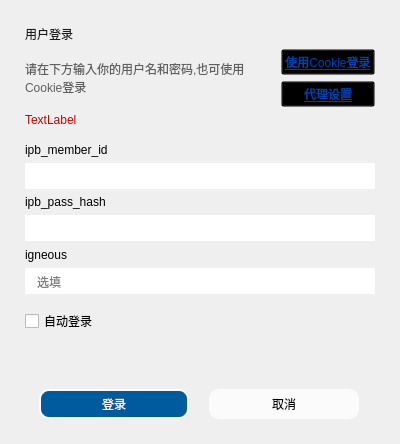
This is ui/ui_login.ui in tonquer/ehentai-qt as Qt 5 draws it before an edit. The edited form follows.
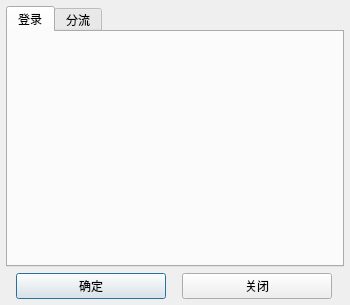
This is the edited form. The open tabs and pages were chosen to show the change. Custom widgets are drawn as their Qt base class.

```diff
--- a/ui/ui_login.ui
+++ b/ui/ui_login.ui
@@ -6,300 +6,121 @@
    <rect>
     <x>0</x>
     <y>0</y>
-    <width>400</width>
-    <height>444</height>
+    <width>350</width>
+    <height>305</height>
    </rect>
   </property>
+  <property name="minimumSize">
+   <size>
+    <width>350</width>
+    <height>0</height>
+   </size>
+  </property>
   <property name="maximumSize">
    <size>
-    <width>400</width>
-    <height>599</height>
+    <width>500</width>
+    <height>16777215</height>
    </size>
   </property>
   <property name="windowTitle">
    <string>Dialog</string>
   </property>
-  <property name="styleSheet">
-   <string notr="true">
-QDialog#Login
-{
-	border-radius: 5px
-}
-QLineEdit {
-    border: none;
-    padding: 5px 2px 5px 10px;
-}
-</string>
-  </property>
   <layout class="QVBoxLayout" name="verticalLayout_2">
    <property name="leftMargin">
-    <number>0</number>
+    <number>6</number>
    </property>
    <property name="topMargin">
-    <number>0</number>
+    <number>6</number>
    </property>
    <property name="rightMargin">
-    <number>0</number>
+    <number>6</number>
    </property>
    <property name="bottomMargin">
-    <number>0</number>
+    <number>6</number>
    </property>
    <item>
-    <layout class="QVBoxLayout" name="verticalLayout">
-     <property name="leftMargin">
-      <number>25</number>
+    <widget class="QTabWidget" name="tabWidget">
+     <property name="currentIndex">
+      <number>0</number>
      </property>
-     <property name="topMargin">
-      <number>25</number>
-     </property>
-     <property name="rightMargin">
-      <number>25</number>
-     </property>
-     <property name="bottomMargin">
-      <number>25</number>
-     </property>
-     <item>
-      <widget class="QLabel" name="label">
-       <property name="styleSheet">
-        <string notr="true">color:rgb(27,27,27);
-font: 16pt &quot;Microsoft YaHei UI&quot;;</string>
+     <widget class="LoginWidget" name="tab">
+      <attribute name="title">
+       <string>登录</string>
+      </attribute>
+      <layout class="QVBoxLayout" name="verticalLayout_3">
+       <property name="spacing">
+        <number>12</number>
        </property>
-       <property name="text">
-        <string>用户登录</string>
+       <property name="topMargin">
+        <number>9</number>
        </property>
-      </widget>
-     </item>
-     <item>
-      <layout class="QHBoxLayout" name="horizontalLayout">
-       <item>
-        <widget class="QLabel" name="label_2">
-         <property name="styleSheet">
-          <string notr="true">color:rgb(96,96,96);</string>
-         </property>
-         <property name="text">
-          <string>请在下方输入你的用户名和密码,也可使用Cookie登录</string>
-         </property>
-         <property name="wordWrap">
-          <bool>true</bool>
-         </property>
-        </widget>
-       </item>
-       <item>
-        <layout class="QVBoxLayout" name="verticalLayout_3">
-         <item>
-          <widget class="QPushButton" name="switchButton">
-           <property name="focusPolicy">
-            <enum>Qt::NoFocus</enum>
-           </property>
-           <property name="styleSheet">
-            <string notr="true">background-color: transparent;
-color:rgb(0,66,177);
-font: 9pt &quot;Microsoft YaHei UI&quot;;
-text-decoration: underline;</string>
-           </property>
-           <property name="text">
-            <string>使用Cookie登录</string>
-           </property>
-          </widget>
-         </item>
-         <item>
-          <widget class="QPushButton" name="protyButton">
-           <property name="focusPolicy">
-            <enum>Qt::NoFocus</enum>
-           </property>
-           <property name="styleSheet">
-            <string notr="true">background-color: transparent;
-color:rgb(0,66,177);
-font: 9pt &quot;Microsoft YaHei UI&quot;;
-text-decoration: underline;</string>
-           </property>
-           <property name="text">
-            <string>代理设置</string>
-           </property>
-          </widget>
-         </item>
-        </layout>
-       </item>
+       <property name="rightMargin">
+        <number>9</number>
+       </property>
+       <property name="bottomMargin">
+        <number>9</number>
+       </property>
       </layout>
-     </item>
-     <item>
-      <widget class="QLabel" name="errLabel">
-       <property name="styleSheet">
-        <string notr="true">color: rgb(197,5,0);</string>
-       </property>
-       <property name="text">
-        <string>TextLabel</string>
-       </property>
-      </widget>
-     </item>
-     <item>
-      <widget class="QStackedWidget" name="stackedWidget">
-       <property name="currentIndex">
-        <number>0</number>
-       </property>
-       <widget class="QWidget" name="page">
-        <layout class="QVBoxLayout" name="verticalLayout_5">
-         <property name="leftMargin">
-          <number>0</number>
-         </property>
-         <property name="rightMargin">
-          <number>0</number>
-         </property>
-         <item>
-          <widget class="QLabel" name="label_3">
-           <property name="text">
-            <string>用户名</string>
-           </property>
-          </widget>
-         </item>
-         <item>
-          <widget class="QLineEdit" name="userEdit"/>
-         </item>
-         <item>
-          <widget class="QLabel" name="label_4">
-           <property name="text">
-            <string>密码</string>
-           </property>
-          </widget>
-         </item>
-         <item>
-          <widget class="QLineEdit" name="passwdEdit"/>
-         </item>
-        </layout>
-       </widget>
-       <widget class="QWidget" name="page_2">
-        <layout class="QVBoxLayout" name="verticalLayout_6">
-         <property name="leftMargin">
-          <number>0</number>
-         </property>
-         <property name="rightMargin">
-          <number>0</number>
-         </property>
-         <item>
-          <widget class="QLabel" name="label_5">
-           <property name="text">
-            <string>ipb_member_id</string>
-           </property>
-          </widget>
-         </item>
-         <item>
-          <widget class="QLineEdit" name="memberLabel"/>
-         </item>
-         <item>
-          <widget class="QLabel" name="label_6">
-           <property name="text">
-            <string>ipb_pass_hash</string>
-           </property>
-          </widget>
-         </item>
-         <item>
-          <widget class="QLineEdit" name="hashLabel"/>
-         </item>
-         <item>
-          <widget class="QLabel" name="label_7">
-           <property name="text">
-            <string>igneous</string>
-           </property>
-          </widget>
-         </item>
-         <item>
-          <widget class="QLineEdit" name="igneousLabel">
-           <property name="placeholderText">
-            <string>选填</string>
-           </property>
-          </widget>
-         </item>
-        </layout>
-       </widget>
-      </widget>
-     </item>
-     <item>
-      <widget class="QCheckBox" name="autoLogin">
-       <property name="text">
-        <string>自动登录</string>
-       </property>
-      </widget>
-     </item>
-    </layout>
-   </item>
-   <item>
-    <widget class="QWidget" name="downWidget" native="true">
-     <property name="minimumSize">
-      <size>
-       <width>0</width>
-       <height>80</height>
-      </size>
-     </property>
-     <property name="maximumSize">
-      <size>
-       <width>16777215</width>
-       <height>80</height>
-      </size>
-     </property>
-     <property name="styleSheet">
-      <string notr="true"/>
-     </property>
-     <layout class="QHBoxLayout" name="horizontalLayout_2">
-      <property name="leftMargin">
-       <number>25</number>
-      </property>
-      <property name="topMargin">
-       <number>9</number>
-      </property>
-      <property name="rightMargin">
-       <number>25</number>
-      </property>
-      <item>
-       <widget class="QPushButton" name="loginButton">
-        <property name="maximumSize">
-         <size>
-          <width>150</width>
-          <height>30</height>
-         </size>
-        </property>
-        <property name="focusPolicy">
-         <enum>Qt::NoFocus</enum>
-        </property>
-        <property name="styleSheet">
-         <string notr="true">background-color: rgb(0, 90, 158);
-border-radius: 10px;
-border:2px solid rgb(251,251,251);
-color: rgb(251,251,251);</string>
-        </property>
-        <property name="text">
-         <string>登录</string>
-        </property>
-        <property name="shortcut">
-         <string>Return</string>
-        </property>
-       </widget>
-      </item>
-      <item>
-       <widget class="QPushButton" name="closeButton">
-        <property name="maximumSize">
-         <size>
-          <width>150</width>
-          <height>30</height>
-         </size>
-        </property>
-        <property name="focusPolicy">
-         <enum>Qt::NoFocus</enum>
-        </property>
-        <property name="styleSheet">
-         <string notr="true">background-color: rgb(251, 251, 251);
-border-radius: 10px;
-border:2px solid rgb(251,251,251);</string>
-        </property>
-        <property name="text">
-         <string>取消</string>
-        </property>
-       </widget>
-      </item>
-     </layout>
+     </widget>
+     <widget class="LoginProxyWidget" name="tab_3">
+      <attribute name="title">
+       <string>分流</string>
+      </attribute>
+     </widget>
     </widget>
    </item>
+   <item>
+    <layout class="QHBoxLayout" name="horizontalLayout_3">
+     <item>
+      <widget class="QPushButton" name="loginButton">
+       <property name="maximumSize">
+        <size>
+         <width>150</width>
+         <height>30</height>
+        </size>
+       </property>
+       <property name="styleSheet">
+        <string notr="true"/>
+       </property>
+       <property name="text">
+        <string>确定</string>
+       </property>
+       <property name="shortcut">
+        <string>Return</string>
+       </property>
+      </widget>
+     </item>
+     <item>
+      <widget class="QPushButton" name="closeButton">
+       <property name="maximumSize">
+        <size>
+         <width>150</width>
+         <height>30</height>
+        </size>
+       </property>
+       <property name="text">
+        <string>关闭</string>
+       </property>
+      </widget>
+     </item>
+    </layout>
+   </item>
   </layout>
  </widget>
+ <customwidgets>
+  <customwidget>
+   <class>LoginWidget</class>
+   <extends>QWidget</extends>
+   <header location="global">view.user.login_widget.h</header>
+   <container>1</container>
+  </customwidget>
+  <customwidget>
+   <class>LoginProxyWidget</class>
+   <extends>QWidget</extends>
+   <header location="global">view.user.login_proxy_widget.h</header>
+   <container>1</container>
+  </customwidget>
+ </customwidgets>
  <resources/>
  <connections/>
 </ui>
```
